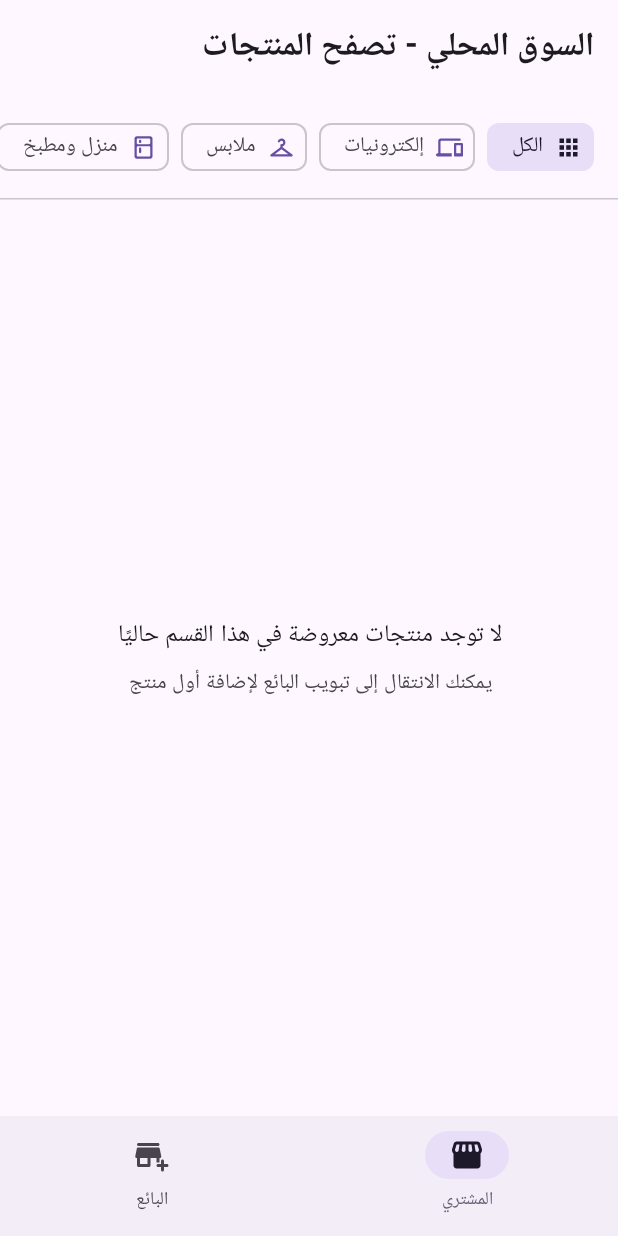
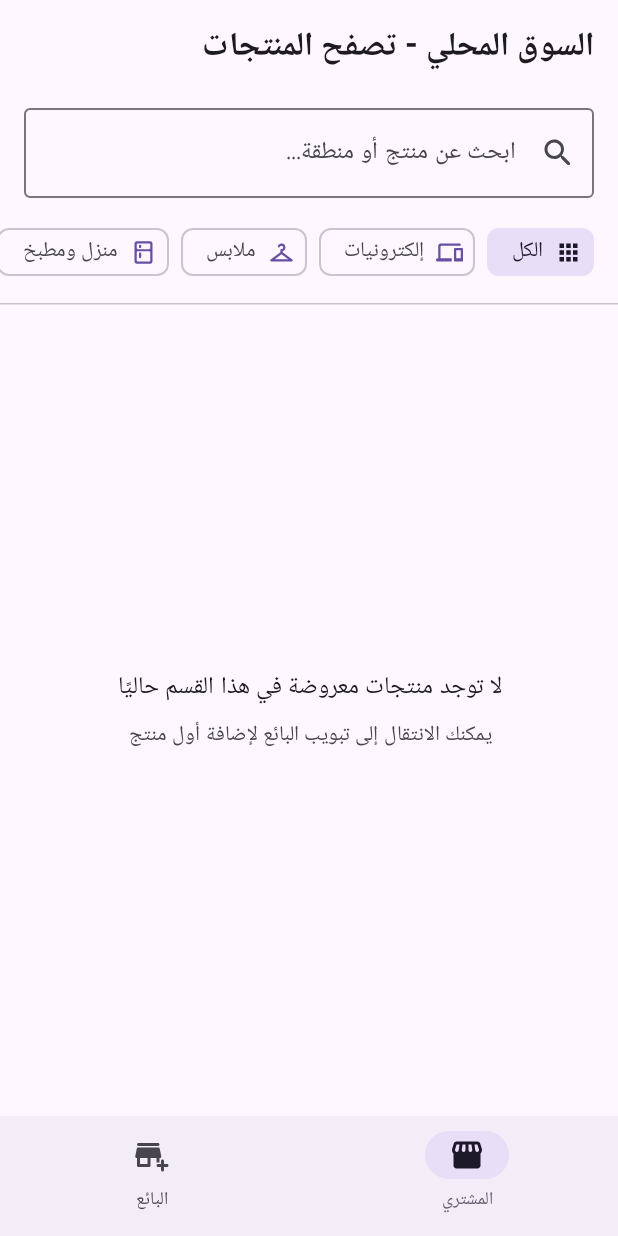
Before and after one commit to shomalimarkit/shomalimarkit, an Android app built with Jetpack Compose: the screen it shows after launch (MainActivity), on a phone screen of 412 x 824 dp. Run offline under Robolectric (Android 15) with nearby library versions, the phone set to English and light mode, and no system bars; our stand-ins replace Firebase (no records; nobody signed in at launch, a user with empty details on screens opened directly).

Commit message:
Update MainActivity.kt

```diff
--- a/app/src/main/java/com/localmarket/app/MainActivity.kt
+++ b/app/src/main/java/com/localmarket/app/MainActivity.kt
@@ -1,8 +1,10 @@
 package com.localmarket.app
 
+import android.content.ActivityNotFoundException
 import android.content.Intent
 import android.net.Uri
 import android.os.Bundle
+import android.widget.Toast
 import androidx.activity.ComponentActivity
 import androidx.activity.compose.setContent
 import androidx.compose.foundation.layout.Arrangement
@@ -27,13 +29,16 @@ import androidx.compose.material.icons.rounded.AddBusiness
 import androidx.compose.material.icons.rounded.Apps
 import androidx.compose.material.icons.rounded.Call
 import androidx.compose.material.icons.rounded.Chair
+import androidx.compose.material.icons.rounded.Chat
 import androidx.compose.material.icons.rounded.CheckCircle
 import androidx.compose.material.icons.rounded.Checkroom
 import androidx.compose.material.icons.rounded.ChildCare
+import androidx.compose.material.icons.rounded.Clear
 import androidx.compose.material.icons.rounded.Devices
 import androidx.compose.material.icons.rounded.DirectionsCar
 import androidx.compose.material.icons.rounded.Kitchen
 import androidx.compose.material.icons.rounded.LocationOn
+import androidx.compose.material.icons.rounded.Search
 import androidx.compose.material.icons.rounded.Storefront
 import androidx.compose.material3.Button
 import androidx.compose.material3.Card
@@ -43,6 +48,7 @@ import androidx.compose.material3.ExperimentalMaterial3Api
 import androidx.compose.material3.FilterChip
 import androidx.compose.material3.HorizontalDivider
 import androidx.compose.material3.Icon
+import androidx.compose.material3.IconButton
 import androidx.compose.material3.MaterialTheme
 import androidx.compose.material3.NavigationBar
 import androidx.compose.material3.NavigationBarItem
@@ -90,6 +96,16 @@ data class MarketProduct(
     val createdAt: Long = System.currentTimeMillis()
 )
 
+private fun formatIraqiWhatsAppNumber(rawPhone: String): String {
+    val digitsOnly = rawPhone.filter { it.isDigit() }
+    return when {
+        digitsOnly.startsWith("964") -> digitsOnly
+        digitsOnly.startsWith("0") -> "964" + digitsOnly.drop(1)
+        digitsOnly.isNotEmpty() -> "964$digitsOnly"
+        else -> ""
+    }
+}
+
 class MainActivity : ComponentActivity() {
     override fun onCreate(savedInstanceState: Bundle?) {
         super.onCreate(savedInstanceState)
@@ -118,6 +134,7 @@ fun LocalMarketApp() {
 
     var selectedTab by remember { mutableStateOf(0) } // 0 = المشتري، 1 = البائع
     var selectedCategory by remember { mutableStateOf("الكل") }
+    var searchQuery by remember { mutableStateOf("") }
 
     val categories = remember {
         listOf(
@@ -169,6 +186,16 @@ fun LocalMarketApp() {
         }
     }
 
+    val normalizedQuery = searchQuery.trim().lowercase()
+    val filteredProducts = products.filter { product ->
+        val matchesCategory = selectedCategory == "الكل" || product.category == selectedCategory
+        val matchesSearch = normalizedQuery.isEmpty() ||
+            product.title.lowercase().contains(normalizedQuery) ||
+            product.location.lowercase().contains(normalizedQuery) ||
+            product.category.lowercase().contains(normalizedQuery)
+        matchesCategory && matchesSearch
+    }
+
     Scaffold(
         topBar = {
             TopAppBar(
@@ -203,9 +230,9 @@ fun LocalMarketApp() {
                 categories = categories,
                 selectedCategory = selectedCategory,
                 onSelectCategory = { selectedCategory = it },
-                products = products.filter {
-                    selectedCategory == "الكل" || it.category == selectedCategory
-                },
+                searchQuery = searchQuery,
+                onSearchQueryChange = { searchQuery = it },
+                products = filteredProducts,
                 isLoading = isLoading,
                 errorMessage = errorMessage
             )
@@ -246,6 +273,8 @@ fun BuyerScreen(
     categories: List<MarketCategory>,
     selectedCategory: String,
     onSelectCategory: (String) -> Unit,
+    searchQuery: String,
+    onSearchQueryChange: (String) -> Unit,
     products: List<MarketProduct>,
     isLoading: Boolean,
     errorMessage: String?
@@ -255,8 +284,34 @@ fun BuyerScreen(
     Column(
         modifier = modifier.fillMaxSize()
     ) {
+        OutlinedTextField(
+            value = searchQuery,
+            onValueChange = onSearchQueryChange,
+            placeholder = { Text("ابحث عن منتج أو منطقة...") },
+            leadingIcon = {
+                Icon(
+                    imageVector = Icons.Rounded.Search,
+                    contentDescription = "بحث"
+                )
+            },
+            trailingIcon = {
+                if (searchQuery.isNotEmpty()) {
+                    IconButton(onClick = { onSearchQueryChange("") }) {
+                        Icon(
+                            imageVector = Icons.Rounded.Clear,
+                            contentDescription = "مسح البحث"
+                        )
+                    }
+                }
+            },
+            singleLine = true,
+            modifier = Modifier
+                .fillMaxWidth()
+                .padding(horizontal = 16.dp, vertical = 8.dp)
+        )
+
         LazyRow(
-            contentPadding = PaddingValues(horizontal = 16.dp, vertical = 10.dp),
+            contentPadding = PaddingValues(horizontal = 16.dp, vertical = 4.dp),
             horizontalArrangement = Arrangement.spacedBy(8.dp)
         ) {
             items(categories, key = { it.id }) { category ->
@@ -275,6 +330,7 @@ fun BuyerScreen(
             }
         }
 
+        Spacer(modifier = Modifier.height(6.dp))
         HorizontalDivider()
 
         when {
@@ -314,12 +370,12 @@ fun BuyerScreen(
                     horizontalAlignment = Alignment.CenterHorizontally
                 ) {
                     Text(
-                        text = "لا توجد منتجات معروضة في هذا القسم حاليًا",
+                        text = if (searchQuery.isNotBlank()) "لا توجد نتائج مطابقة لبحثك" else "لا توجد منتجات معروضة في هذا القسم حاليًا",
                         style = MaterialTheme.typography.titleMedium
                     )
                     Spacer(modifier = Modifier.height(6.dp))
                     Text(
-                        text = "يمكنك الانتقال إلى تبويب البائع لإضافة أول منتج",
+                        text = if (searchQuery.isNotBlank()) "جرّب كلمة بحث أخرى أو امسح الفلتر" else "يمكنك الانتقال إلى تبويب البائع لإضافة أول منتج",
                         style = MaterialTheme.typography.bodyMedium,
                         color = MaterialTheme.colorScheme.onSurfaceVariant
                     )
@@ -392,6 +448,10 @@ fun BuyerScreen(
 
                                 if (product.phone.isNotBlank()) {
                                     Spacer(modifier = Modifier.height(10.dp))
+                                    Row(
+                                        modifier = Modifier.fillMaxWidth(),
+                                        horizontalArrangement = Arrangement.spacedBy(8.dp)
+                                    ) {
                                         OutlinedButton(
                                             onClick = {
                                                 val dialIntent = Intent(
@@ -400,7 +460,7 @@ fun BuyerScreen(
                                                 )
                                                 context.startActivity(dialIntent)
                                             },
-                                        modifier = Modifier.fillMaxWidth()
+                                            modifier = Modifier.weight(1f)
                                         ) {
                                             Icon(
                                                 imageVector = Icons.Rounded.Call,
@@ -408,7 +468,37 @@ fun BuyerScreen(
                                                 modifier = Modifier.size(18.dp)
                                             )
                                             Spacer(modifier = Modifier.width(6.dp))
-                                        Text("اتصال بالبائع (${product.phone})")
+                                            Text("اتصال")
+                                        }
+
+                                        Button(
+                                            onClick = {
+                                                val waNumber = formatIraqiWhatsAppNumber(product.phone)
+                                                if (waNumber.isBlank()) {
+                                                    Toast.makeText(context, "رقم الهاتف غير صالح لواتساب", Toast.LENGTH_SHORT).show()
+                                                    return@Button
+                                                }
+                                                val message = Uri.encode("مرحبًا، أستفسر عن منتج: ${product.title} (${product.priceIqd} د.ع)")
+                                                val waIntent = Intent(
+                                                    Intent.ACTION_VIEW,
+                                                    Uri.parse("https://wa.me/$waNumber?text=$message")
+                                                )
+                                                try {
+                                                    context.startActivity(waIntent)
+                                                } catch (_: ActivityNotFoundException) {
+                                                    Toast.makeText(context, "تعذر فتح واتساب على الجهاز", Toast.LENGTH_SHORT).show()
+                                                }
+                                            },
+                                            modifier = Modifier.weight(1f)
+                                        ) {
+                                            Icon(
+                                                imageVector = Icons.Rounded.Chat,
+                                                contentDescription = "واتساب",
+                                                modifier = Modifier.size(18.dp)
+                                            )
+                                            Spacer(modifier = Modifier.width(6.dp))
+                                            Text("واتساب")
+                                        }
                                     }
                                 }
                             }
```
Lines whose indentation alone changed are shown as unchanged.
